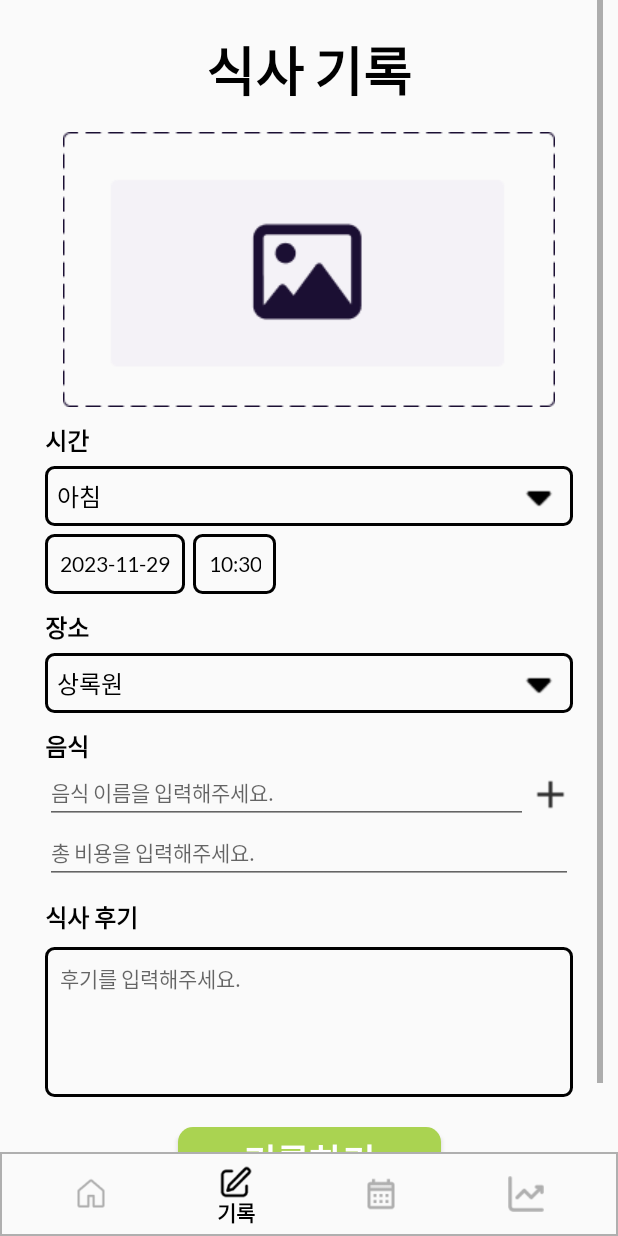
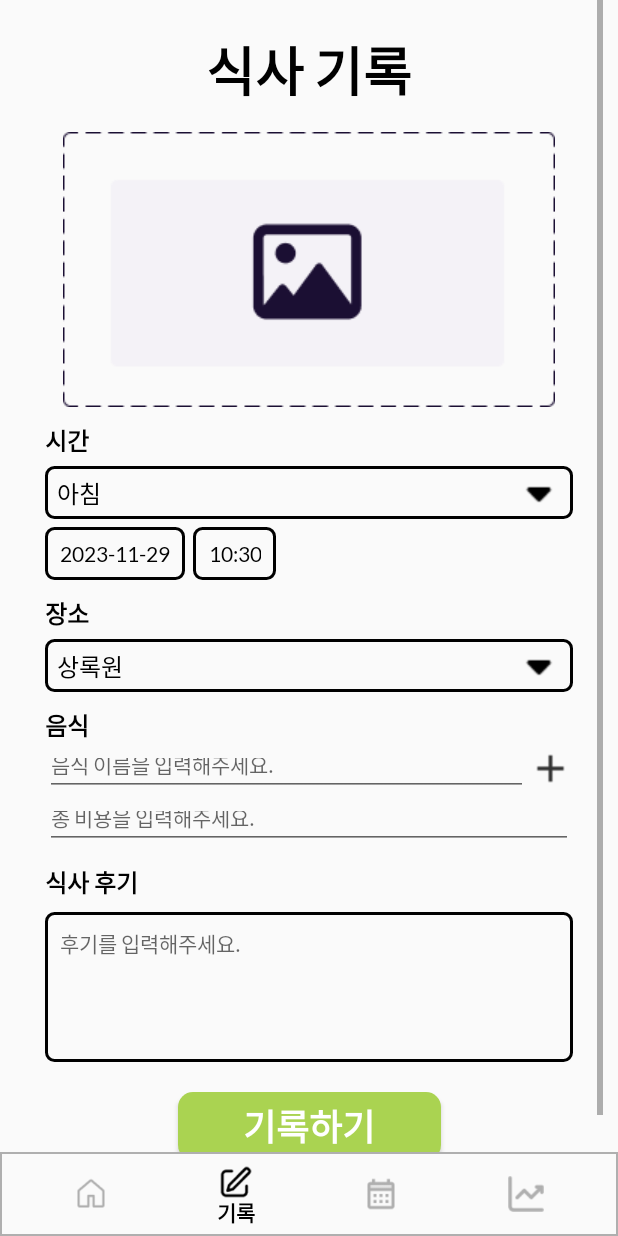
Before and after one commit to minwoo0419/Mobile_Software, an Android app: the fragment AnalyzeFragment placed in its activity, item 2 of the bottom bar chosen, on a phone screen of 412 x 824 dp. Run offline under Robolectric (Android 15) with nearby library versions, the phone set to English and light mode, and no system bars.

Commit message:
fix : 피드백 반영2

```diff
--- a/app/src/main/java/com/course/mobilesoftwareproject/AnalyzeFragment.java
+++ b/app/src/main/java/com/course/mobilesoftwareproject/AnalyzeFragment.java
@@ -68,8 +68,8 @@ public class AnalyzeFragment extends Fragment {
         totDessert.setText(formatNumberWithCommas(totalDessert));
         totCal.setText(totalCal.toString()+"kcal");
         pCal = view.findViewById(R.id.progresscal);
-        pBreak.setMax(620000);
-        pLunch.setMax(620000);
+        pBreak.setMax(6200000);
+        pLunch.setMax(6200000);
         pDinner.setMax(620000);
         pDessert.setMax(620000);
         pCal.setMax(77500);
--- a/app/src/main/res/layout/fragment_input.xml
+++ b/app/src/main/res/layout/fragment_input.xml
@@ -37,7 +37,7 @@
         <Spinner
             android:id="@+id/place"
             android:layout_width="0dp"
-            android:layout_height="40dp"
+            android:layout_height="35dp"
             android:layout_marginStart="10dp"
             android:layout_marginTop="5dp"
             android:layout_marginEnd="10dp"
@@ -51,7 +51,7 @@
         <Spinner
             android:id="@+id/when"
             android:layout_width="0dp"
-            android:layout_height="40dp"
+            android:layout_height="35dp"
             android:layout_marginStart="10dp"
             android:layout_marginTop="5dp"
             android:layout_marginEnd="10dp"
@@ -65,7 +65,7 @@
         <EditText
             android:id="@+id/price"
             android:layout_width="0dp"
-            android:layout_height="40dp"
+            android:layout_height="35dp"
             android:layout_marginStart="10dp"
             android:layout_marginEnd="10dp"
             android:ems="10"
@@ -177,7 +177,7 @@
         <EditText
             android:id="@+id/foodName1"
             android:layout_width="0dp"
-            android:layout_height="40dp"
+            android:layout_height="35dp"
             android:layout_marginStart="10dp"
             android:ems="10"
             android:fontFamily="@font/lato_regular"
@@ -192,7 +192,7 @@
             android:id="@+id/foodNameAdd"
             android:layout_width="30dp"
             android:layout_height="30dp"
-            android:layout_marginTop="5dp"
+            android:layout_marginTop="2dp"
             android:layout_marginEnd="10dp"
             android:clickable="true"
             android:onClick="addNewEditText"
@@ -216,7 +216,7 @@
         <TextView
             android:id="@+id/editTimeText"
             android:layout_width="wrap_content"
-            android:layout_height="40dp"
+            android:layout_height="35dp"
             android:layout_gravity="center"
             android:layout_marginStart="5dp"
             android:layout_marginTop="5dp"
@@ -235,7 +235,7 @@
         <TextView
             android:id="@+id/editDateText"
             android:layout_width="wrap_content"
-            android:layout_height="40dp"
+            android:layout_height="35dp"
             android:layout_gravity="center"
             android:layout_marginStart="10dp"
             android:layout_marginTop="5dp"
```
